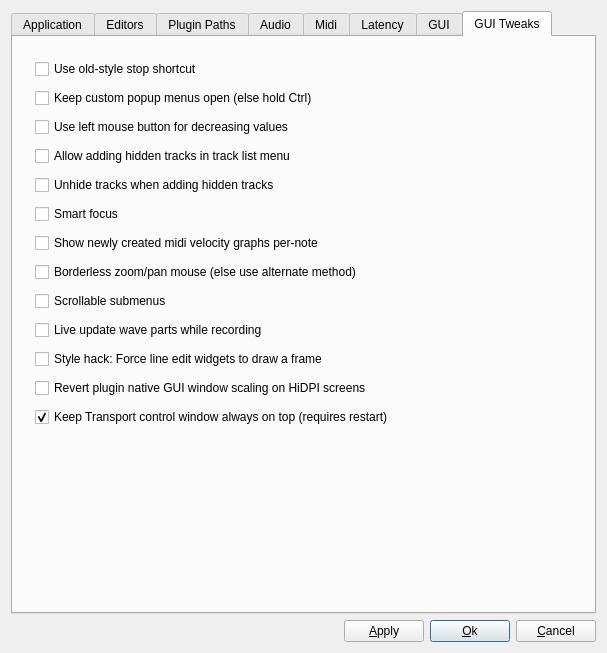
Qt form src/muse/components/gensetbase.ui (emrum/muse) before a commit.
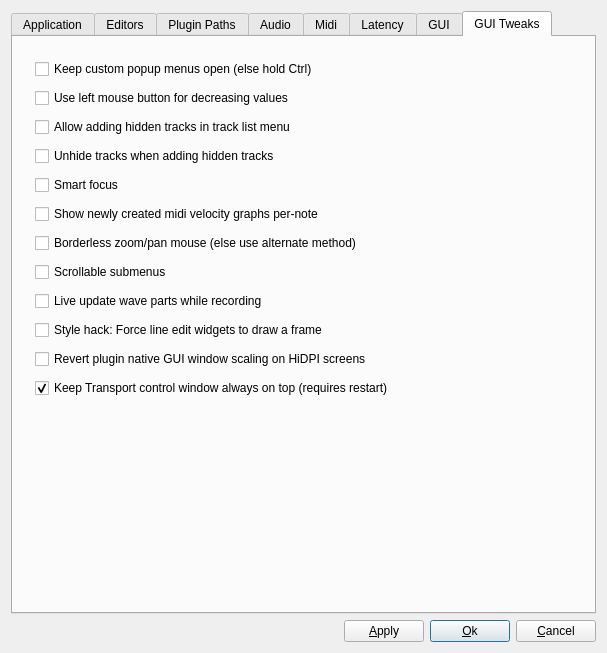
The same form after that commit. The open tabs and pages were chosen to show the change.

```diff
--- a/src/muse/components/gensetbase.ui
+++ b/src/muse/components/gensetbase.ui
@@ -1939,19 +1939,6 @@
           <property name="spacing">
            <number>9</number>
           </property>
-          <item>
-           <widget class="QCheckBox" name="oldStyleStopCheckBox">
-            <property name="sizePolicy">
-             <sizepolicy hsizetype="Fixed" vsizetype="Fixed">
-              <horstretch>0</horstretch>
-              <verstretch>0</verstretch>
-             </sizepolicy>
-            </property>
-            <property name="text">
-             <string>Use old-style stop shortcut</string>
-            </property>
-           </widget>
-          </item>
           <item>
            <widget class="QCheckBox" name="popsDefStayOpenCheckBox">
             <property name="sizePolicy">
```
